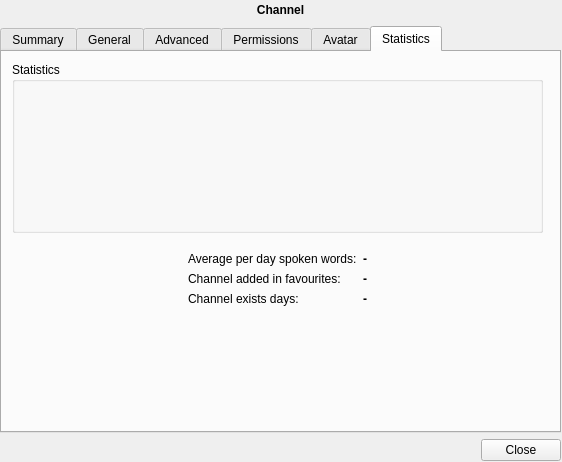
gitter-badger/simplechatclient, file ui/channel_settings.ui: the form before one commit.
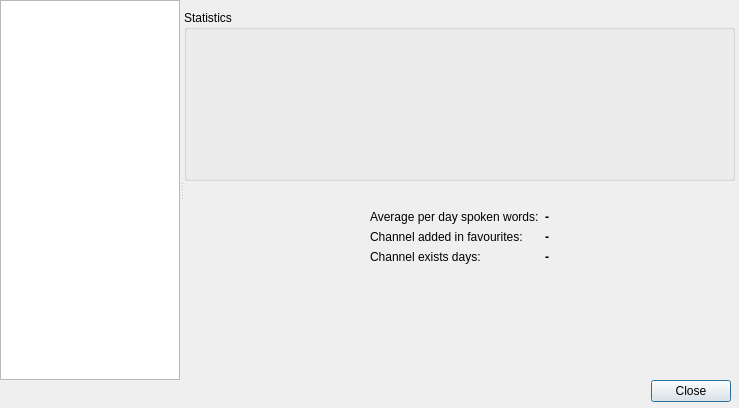
The form after the commit. The open tabs and pages were chosen to show the change. Icons and pictures are not drawn. Custom widgets are drawn as their Qt base class.

Commit message: channel settings layout init

Diff of the .ui file:
```diff
--- a/ui/channel_settings.ui
+++ b/ui/channel_settings.ui
@@ -6,20 +6,14 @@
    <rect>
     <x>0</x>
     <y>0</y>
-    <width>562</width>
-    <height>462</height>
+    <width>739</width>
+    <height>408</height>
    </rect>
   </property>
   <property name="minimumSize">
    <size>
     <width>562</width>
-    <height>462</height>
-   </size>
-  </property>
-  <property name="maximumSize">
-   <size>
-    <width>562</width>
-    <height>462</height>
+    <height>0</height>
    </size>
   </property>
   <property name="windowTitle">
@@ -29,50 +23,73 @@
    <iconset resource="../scc.qrc">
     <normaloff>:/images/logo16x16.png</normaloff>:/images/logo16x16.png</iconset>
   </property>
-  <widget class="QWidget" name="verticalLayoutWidget_6">
+  <widget class="QDialogButtonBox" name="buttonBox">
+   <property name="geometry">
+    <rect>
+     <x>0</x>
+     <y>380</y>
+     <width>731</width>
+     <height>23</height>
+    </rect>
+   </property>
+   <property name="standardButtons">
+    <set>QDialogButtonBox::Close</set>
+   </property>
+  </widget>
+  <widget class="QSplitter" name="splitter">
    <property name="geometry">
     <rect>
      <x>0</x>
      <y>0</y>
-     <width>561</width>
-     <height>461</height>
+     <width>741</width>
+     <height>380</height>
     </rect>
    </property>
-   <layout class="QVBoxLayout" name="verticalLayout_7">
-    <item>
-     <widget class="QLabel" name="label_channel_name">
-      <property name="minimumSize">
-       <size>
-        <width>0</width>
-        <height>20</height>
-       </size>
-      </property>
+   <property name="orientation">
+    <enum>Qt::Horizontal</enum>
+   </property>
+   <widget class="QTreeWidget" name="treeWidget_channel_settings">
       <property name="maximumSize">
        <size>
-        <width>16777215</width>
-        <height>20</height>
-       </size>
-      </property>
-      <property name="styleSheet">
-       <string notr="true">font-weight:bold;</string>
-      </property>
+      <width>180</width>
+      <height>380</height>
+     </size>
+    </property>
+    <property name="editTriggers">
+     <set>QAbstractItemView::DoubleClicked</set>
+    </property>
+    <property name="showDropIndicator" stdset="0">
+     <bool>false</bool>
+    </property>
+    <property name="selectionMode">
+     <enum>QAbstractItemView::SingleSelection</enum>
+    </property>
+    <property name="selectionBehavior">
+     <enum>QAbstractItemView::SelectRows</enum>
+    </property>
+    <property name="iconSize">
+     <size>
+      <width>64</width>
+      <height>64</height>
+     </size>
+    </property>
+    <property name="textElideMode">
+     <enum>Qt::ElideMiddle</enum>
+    </property>
+    <attribute name="headerVisible">
+     <bool>false</bool>
+    </attribute>
+    <column>
       <property name="text">
-       <string>Channel</string>
-      </property>
-      <property name="alignment">
-       <set>Qt::AlignCenter</set>
-      </property>
-     </widget>
-    </item>
-    <item>
-     <widget class="QTabWidget" name="tabWidget">
+      <string notr="true">1</string>
+     </property>
+    </column>
+   </widget>
+   <widget class="QStackedWidget" name="stackedWidget_channel_settings">
       <property name="currentIndex">
        <number>0</number>
       </property>
-      <widget class="QWidget" name="tab_0">
-       <attribute name="title">
-        <string>Summary</string>
-       </attribute>
+    <widget class="QWidget" name="page_summary">
        <widget class="QWidget" name="formLayoutWidget">
         <property name="geometry">
          <rect>
@@ -239,10 +256,7 @@
         </layout>
        </widget>
       </widget>
-      <widget class="QWidget" name="tab_1">
-       <attribute name="title">
-        <string>General</string>
-       </attribute>
+    <widget class="QWidget" name="page_general">
        <widget class="QWidget" name="gridLayoutWidget">
         <property name="geometry">
          <rect>
@@ -690,10 +704,7 @@
         </layout>
        </widget>
       </widget>
-      <widget class="QWidget" name="tab_2">
-       <attribute name="title">
-        <string>Advanced</string>
-       </attribute>
+    <widget class="QWidget" name="page_advanced">
        <widget class="QWidget" name="formLayoutWidget_2">
         <property name="geometry">
          <rect>
@@ -888,10 +899,7 @@
         </layout>
        </widget>
       </widget>
-      <widget class="QWidget" name="tab_3">
-       <attribute name="title">
-        <string>Permissions</string>
-       </attribute>
+    <widget class="QWidget" name="page_permissions">
        <widget class="QWidget" name="verticalLayoutWidget">
         <property name="geometry">
          <rect>
@@ -1130,10 +1138,7 @@
         </layout>
        </widget>
       </widget>
-      <widget class="QWidget" name="tab_4">
-       <attribute name="title">
-        <string>Avatar</string>
-       </attribute>
+    <widget class="QWidget" name="page_avatar">
        <widget class="QWidget" name="layoutWidget">
         <property name="geometry">
          <rect>
@@ -1182,16 +1187,67 @@
         </layout>
        </widget>
       </widget>
-      <widget class="QWidget" name="tab_5">
-       <attribute name="title">
+    <widget class="QWidget" name="page_statistics">
+     <widget class="QGroupBox" name="groupBox_stats">
+      <property name="geometry">
+       <rect>
+        <x>0</x>
+        <y>10</y>
+        <width>551</width>
+        <height>171</height>
+       </rect>
+      </property>
+      <property name="title">
         <string>Statistics</string>
-       </attribute>
+      </property>
+      <widget class="QWidget" name="horizontalLayoutWidget_5">
+       <property name="geometry">
+        <rect>
+         <x>10</x>
+         <y>30</y>
+         <width>531</width>
+         <height>121</height>
+        </rect>
+       </property>
+       <layout class="QHBoxLayout" name="horizontalLayout_20">
+        <item>
+         <spacer name="horizontalSpacer_2">
+          <property name="orientation">
+           <enum>Qt::Horizontal</enum>
+          </property>
+          <property name="sizeHint" stdset="0">
+           <size>
+            <width>40</width>
+            <height>20</height>
+           </size>
+          </property>
+         </spacer>
+        </item>
+        <item>
+         <layout class="QVBoxLayout" name="verticalLayout_stats"/>
+        </item>
+        <item>
+         <spacer name="horizontalSpacer_3">
+          <property name="orientation">
+           <enum>Qt::Horizontal</enum>
+          </property>
+          <property name="sizeHint" stdset="0">
+           <size>
+            <width>40</width>
+            <height>20</height>
+           </size>
+          </property>
+         </spacer>
+        </item>
+       </layout>
+      </widget>
+     </widget>
        <widget class="QWidget" name="horizontalLayoutWidget_6">
         <property name="geometry">
          <rect>
-          <x>10</x>
-          <y>200</y>
-          <width>531</width>
+        <x>0</x>
+        <y>210</y>
+        <width>551</width>
           <height>80</height>
          </rect>
         </property>
@@ -1288,71 +1344,8 @@
          </item>
         </layout>
        </widget>
-       <widget class="QGroupBox" name="groupBox_stats">
-        <property name="geometry">
-         <rect>
-          <x>10</x>
-          <y>10</y>
-          <width>531</width>
-          <height>171</height>
-         </rect>
-        </property>
-        <property name="title">
-         <string>Statistics</string>
-        </property>
-        <widget class="QWidget" name="horizontalLayoutWidget_5">
-         <property name="geometry">
-          <rect>
-           <x>10</x>
-           <y>30</y>
-           <width>511</width>
-           <height>121</height>
-          </rect>
-         </property>
-         <layout class="QHBoxLayout" name="horizontalLayout_20">
-          <item>
-           <spacer name="horizontalSpacer_2">
-            <property name="orientation">
-             <enum>Qt::Horizontal</enum>
-            </property>
-            <property name="sizeHint" stdset="0">
-             <size>
-              <width>40</width>
-              <height>20</height>
-             </size>
-            </property>
-           </spacer>
-          </item>
-          <item>
-           <layout class="QVBoxLayout" name="verticalLayout_stats"/>
-          </item>
-          <item>
-           <spacer name="horizontalSpacer_3">
-            <property name="orientation">
-             <enum>Qt::Horizontal</enum>
-            </property>
-            <property name="sizeHint" stdset="0">
-             <size>
-              <width>40</width>
-              <height>20</height>
-             </size>
-            </property>
-           </spacer>
-          </item>
-         </layout>
-        </widget>
-       </widget>
-      </widget>
-     </widget>
-    </item>
-    <item>
-     <widget class="QDialogButtonBox" name="buttonBox">
-      <property name="standardButtons">
-       <set>QDialogButtonBox::Close</set>
-      </property>
-     </widget>
-    </item>
-   </layout>
+    </widget>
+   </widget>
   </widget>
  </widget>
  <customwidgets>
```
Left out of the diff: 18 changed lines with no effect on the pictures. Lines whose indentation alone changed are shown as unchanged. The commit also changes 2 other files.
